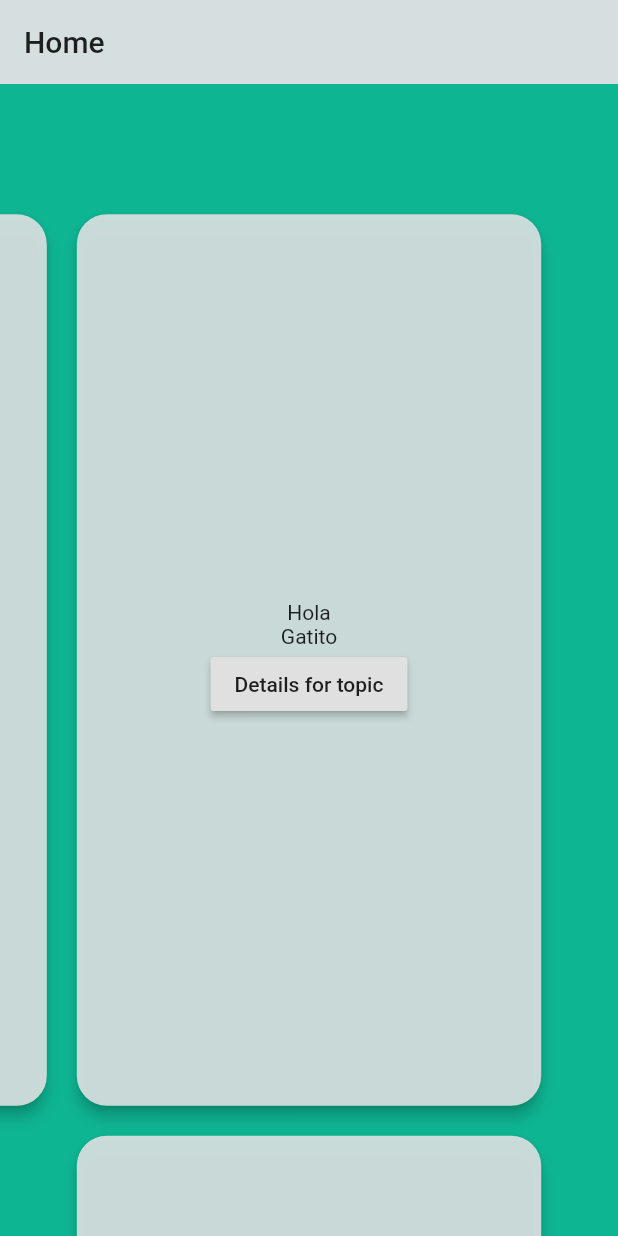
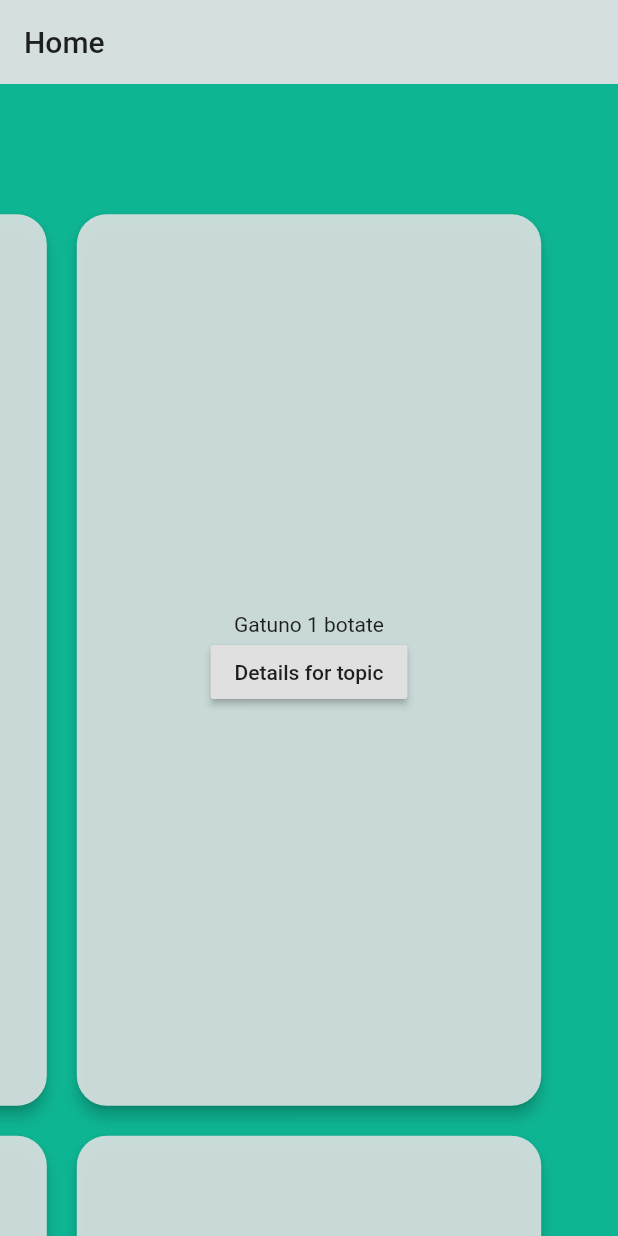
Before and after one commit to Braitt/flutter_report, a Flutter app: the screen it shows after launch, on a phone screen of 412 x 824 dp. Run offline on Flutter 3.47's test engine with Material 2 defaults, Android fonts, the light colour scheme and no system bars; missing offline and left inert: vertical_tabs.

Commit message:
Built a better widget creation pipeline based on a list of lists of objects

```diff
--- a/reports_app/lib/views/home.dart
+++ b/reports_app/lib/views/home.dart
@@ -1,5 +1,6 @@
 import 'package:flutter/material.dart';
-import '../widgets/contentCard.dart';
+import '../widgets/text_content_card.dart';
+import '../widgets/vertical_page_view.dart';
 
 class HomeView extends StatefulWidget {
   @override
@@ -10,11 +11,23 @@ class _HomeViewState extends State<HomeView> {
   double _horizontalViewPortionFraction = 0.8;
   double _verticalViewPortFraction = 0.8;
 
+  final List<List<Map<String, String>>> jason = [
+    [
+      {'text': 'Gatuno 1 botate'},
+      {'text': 'Gatuno 2 botate'}
+    ],
+    [
+      {'text': 'Gatuno 3 botate'},
+      {'text': 'Gatuno 4 botate'}
+    ],
+    [
+      {'text': 'Gatuno 5 botate'}
+    ]
+  ];
+
   PageController _horizontalPageController;
-  PageController _verticalPageController;
 
   int _currentHorizontalPage = 0;
-  int _currentVerticalPage = 0;
 
   double page = 2.0;
 
@@ -24,9 +37,6 @@ class _HomeViewState extends State<HomeView> {
     _horizontalPageController = PageController(
         initialPage: _currentHorizontalPage,
         viewportFraction: _horizontalViewPortionFraction);
-    _verticalPageController = PageController(
-        initialPage: _currentVerticalPage,
-        viewportFraction: _verticalViewPortFraction);
   }
 
   @override
@@ -56,30 +66,9 @@ class _HomeViewState extends State<HomeView> {
           _currentHorizontalPage = page;
         },
         reverse: true,
-        children: <Widget>[
-          PageView(
-            scrollDirection: Axis.vertical,
-            controller: _verticalPageController,
-            children: <Widget>[
-              ContentCard(),
-              ContentCard(),
-            ],
-          ),
-          PageView(
-            scrollDirection: Axis.vertical,
-            controller: _verticalPageController,
-            children: <Widget>[
-              ContentCard(),
-            ],
-          ),
-          PageView(
-            scrollDirection: Axis.vertical,
-            controller: _verticalPageController,
-            children: <Widget>[
-              ContentCard(),
-            ],
-          ),
-        ],
+        children: jason.map((verticalContent) {
+          return VerticalPageView(texts: verticalContent);
+        }).toList(),
       ),
     );
   }
--- a/reports_app/lib/widgets/contentCard.dart
+++ b/reports_app/lib/widgets/text_content_card.dart
@@ -2,7 +2,11 @@ import 'package:flutter/material.dart';
 import '../views/topics.dart';
 import '../views/reports.dart';
 
-class ContentCard extends StatelessWidget {
+class TextContentCard extends StatelessWidget {
+  final String text;
+
+  TextContentCard({@required this.text});
+
   @override
   Widget build(BuildContext context) {
     return Card(
@@ -17,8 +21,7 @@ class ContentCard extends StatelessWidget {
           mainAxisSize: MainAxisSize.max,
           mainAxisAlignment: MainAxisAlignment.center,
           children: [
-            Text('Hola'),
-            Text('Gatito'),
+            Text(text),
             RaisedButton(
               child: Text('Details for topic'),
               onPressed: () {
--- /dev/null
+++ b/reports_app/lib/widgets/vertical_page_view.dart
@@ -0,0 +1,44 @@
+import 'package:flutter/material.dart';
+import './text_content_card.dart';
+
+class VerticalPageView extends StatefulWidget {
+  final List<Map<String, String>> texts;
+
+  VerticalPageView({@required this.texts});
+
+  @override
+  State<StatefulWidget> createState() {
+    return _VerticalPageViewState();
+  }
+}
+
+class _VerticalPageViewState extends State<VerticalPageView> {
+  double _verticalViewPortFraction = 0.8;
+
+  PageController _verticalPageController;
+
+  int _currentVerticalPage = 0;
+
+  @override
+  void initState() {
+    super.initState();
+    _verticalPageController = PageController(
+        initialPage: _currentVerticalPage,
+        viewportFraction: _verticalViewPortFraction);
+  }
+
+  @override
+  Widget build(BuildContext context) {
+    return PageView(
+        scrollDirection: Axis.vertical,
+        controller: _verticalPageController,
+        onPageChanged: (pageIndex) {
+          _currentVerticalPage = pageIndex;
+        },
+        children: widget.texts.map((cardContent) {
+          if (cardContent.containsKey('text')) {
+            return TextContentCard(text: cardContent['text']);
+          }
+        }).toList());
+  }
+}
--- a/reports_app/pubspec.yaml
+++ b/reports_app/pubspec.yaml
@@ -43,9 +43,8 @@ flutter:
   uses-material-design: true
 
   # To add assets to your application, add an assets section, like this:
-  # assets:
-  #  - images/a_dot_burr.jpeg
-  #  - images/a_dot_ham.jpeg
+  assets:
+   - assets/content/home.json
 
   # An image asset can refer to one or more resolution-specific "variants", see
   # https://flutter.dev/assets-and-images/#resolution-aware.
```
Also changed, not shown: reports_app/pubspec.lock.
